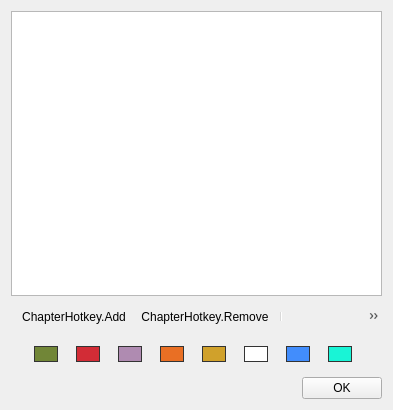
UCHIHAHA103/obs-named-chapter-hotkeys2, file src/forms/chapter-hotkeys.ui: the form before one commit.
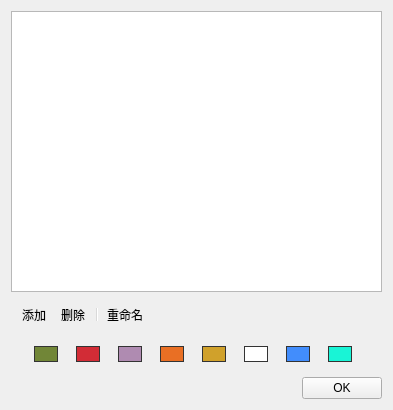
The form after the commit. Icons and pictures are not drawn.

Commit message: 1. 主窗口默认宽度和高度设置为最小 2. 所有中文界面化 3. 更新README

Diff of the .ui file:
```diff
--- a/src/forms/chapter-hotkeys.ui
+++ b/src/forms/chapter-hotkeys.ui
@@ -181,7 +181,7 @@
      <normaloff>:/res/images/plus.svg</normaloff>:/res/images/plus.svg</iconset>
    </property>
    <property name="text">
-    <string>ChapterHotkey.Add</string>
+    <string>添加</string>
    </property>
    <property name="themeID" stdset="0">
     <string notr="true">addIconSmall</string>
@@ -193,7 +193,7 @@
      <normaloff>:/res/images/minus.svg</normaloff>:/res/images/minus.svg</iconset>
    </property>
    <property name="text">
-    <string>ChapterHotkey.Remove</string>
+    <string>删除</string>
    </property>
    <property name="shortcut">
     <string>Del</string>
@@ -211,7 +211,7 @@
      <normaloff>:/res/images/cogs.svg</normaloff>:/res/images/cogs.svg</iconset>
    </property>
    <property name="text">
-    <string>ChapterHotkey.Rename</string>
+    <string>重命名</string>
    </property>
    <property name="shortcut">
     <string>F2</string>
```
Left out of the diff: 2 changed lines with no effect on the pictures. The commit also changes 2 other files.
